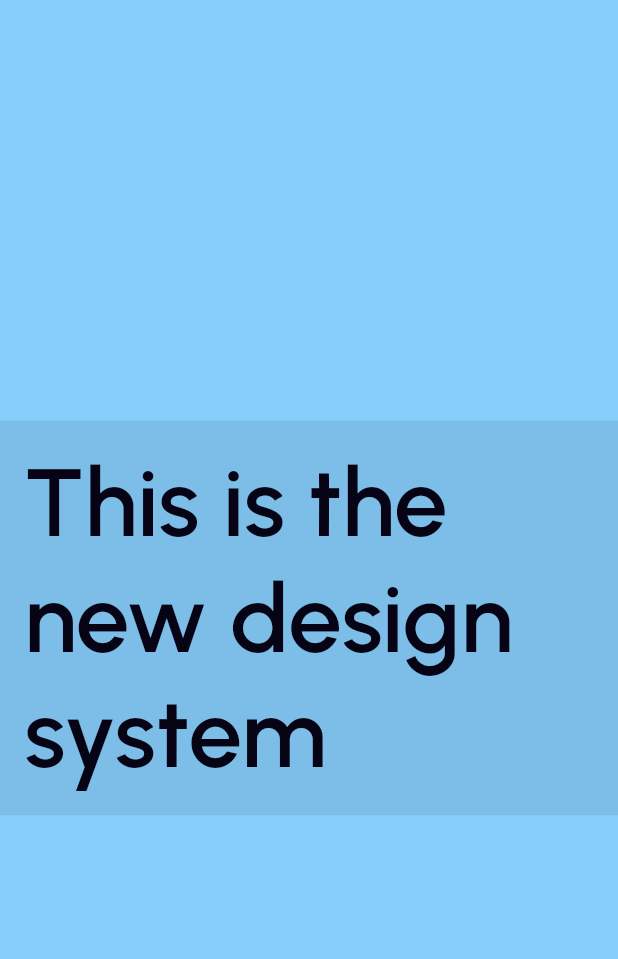
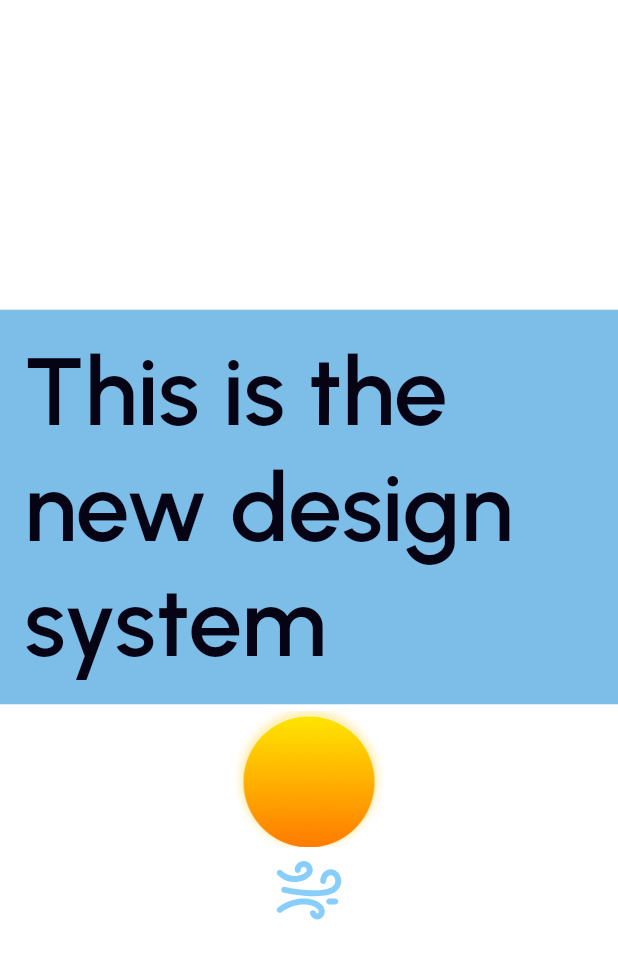
Before and after one commit to Newyork-Squad/weather_app, a Flutter app: the screen it shows after launch, on a phone screen of 412 x 824 dp. Shown: the top 959 px of the screen. Run offline on Flutter 3.47's test engine with Material 3 defaults, Android fonts, the phone set to English and light mode, and no system bars; our stand-ins replace flutter_svg.

Commit message:
add SVG support and update main layout to include weather icons

```diff
--- a/lib/main.dart
+++ b/lib/main.dart
@@ -1,6 +1,7 @@
 import 'package:flutter/material.dart';
 import 'package:weather_app/ui/designSystem/theme/AppThemeProvider.dart';
 import 'package:weather_app/ui/designSystem/theme/weather_theme.dart';
+import 'package:flutter_svg/flutter_svg.dart';
 
 void main() {
   runApp(
@@ -20,7 +21,10 @@ class MyApp extends StatelessWidget {
 
     return Directionality(
       textDirection: TextDirection.ltr,
-      child: Container(
+      child: Column(
+        mainAxisAlignment: MainAxisAlignment.center,
+        children: [
+          Container(
             color: theme.colors.backgroundPrimary,
             child: Center(
               child: Container(
@@ -35,6 +39,19 @@ class MyApp extends StatelessWidget {
               ),
             ),
           ),
+          Image.asset(
+            'assets/images/clear_sky_day.png',
+            width: 100,
+            height: 100,
+          ),
+          SvgPicture.asset(
+            'assets/icons/ic_fast_wind.svg',
+            width: 48,
+            height: 48,
+            color: theme.colors.brand,
+          )
+        ],
+      )
     );
   }
 }
--- a/pubspec.yaml
+++ b/pubspec.yaml
@@ -45,8 +45,9 @@ dev_dependencies:
   # package. See that file for information about deactivating specific lint
   # rules and activating additional ones.
   flutter_lints: ^5.0.0
+  flutter_svg: ^2.2.1
 
-# For information on the generic Dart part of this file, see the
+  # For information on the generic Dart part of this file, see the
 # following page: https://dart.dev/tools/pub/pubspec
 
 # The following section is specific to Flutter packages.
```
Lines whose indentation alone changed are shown as unchanged.
